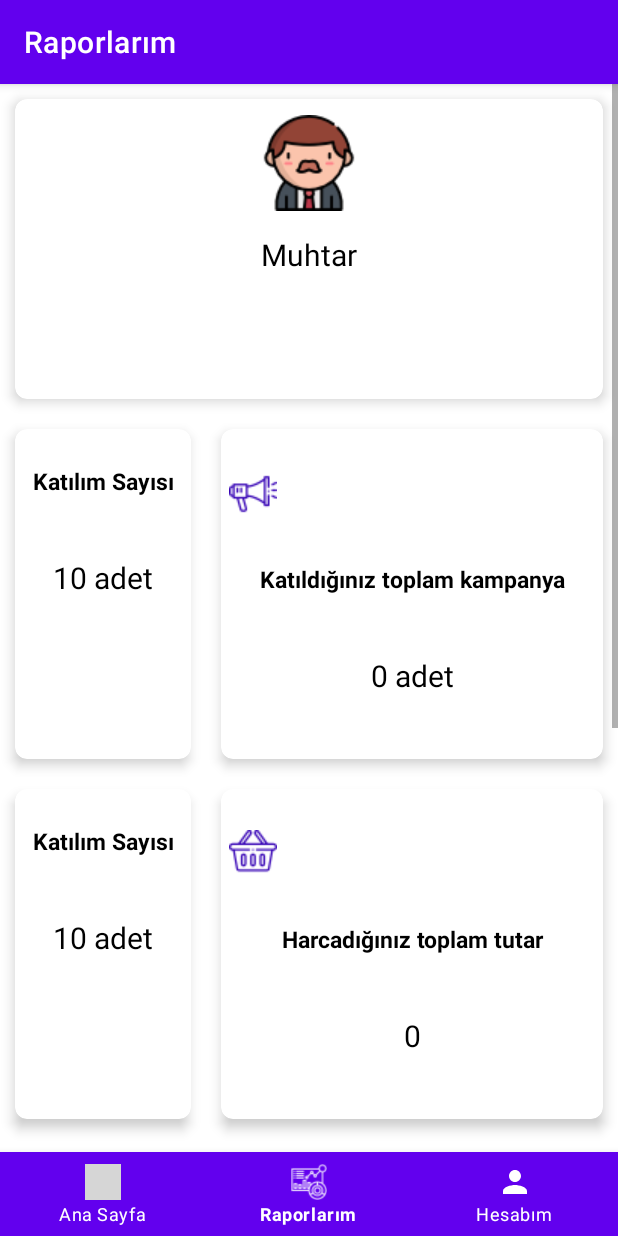
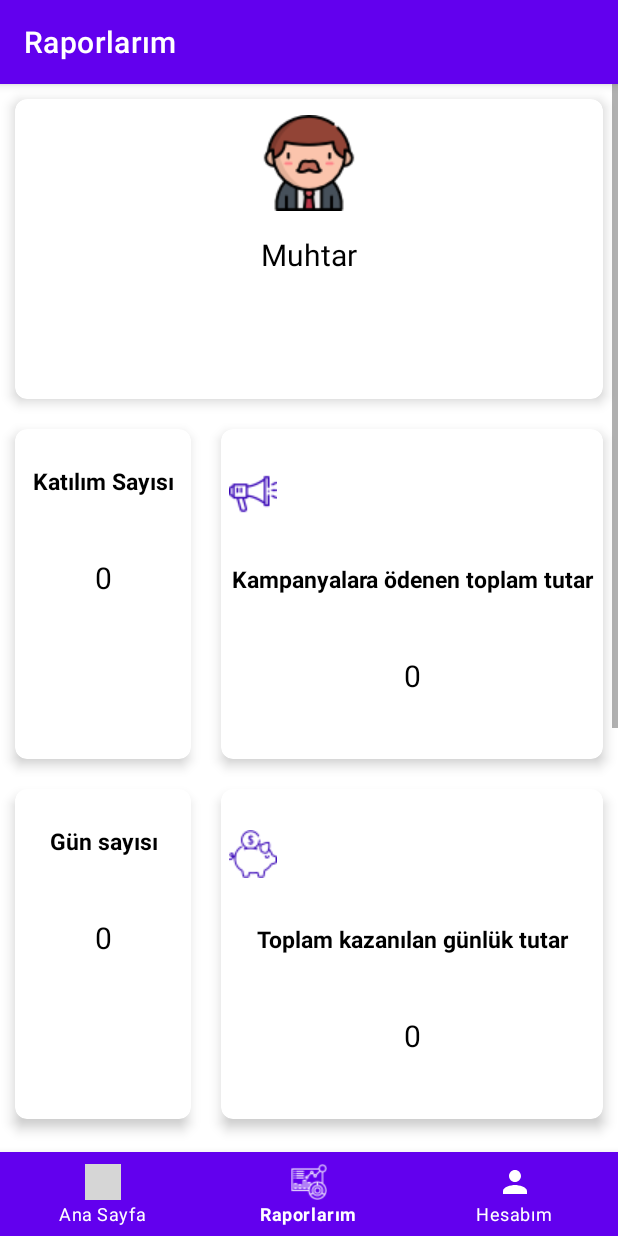
Before and after one commit to omerates760/appcentMyChallange, an Android app: the screen it shows after launch once a user with an empty profile is signed in (MainActivity), item 2 of the bottom bar chosen, on a phone screen of 412 x 824 dp. Run offline under Robolectric (Android 15) with nearby library versions, the light colour scheme and no system bars; our stand-ins replace Firebase (no records; nobody signed in at launch, a user with empty details on screens opened directly), navigation-ui; grey boxes are pictures that could not be loaded.

Commit message:
Project Completed

```diff
--- a/app/src/main/java/com/monofire/appcentchallange/db/ShareDb.kt
+++ b/app/src/main/java/com/monofire/appcentchallange/db/ShareDb.kt
@@ -99,20 +99,41 @@ object ShareDb {
                 editor.apply()
             }
             1 -> {
-                editor.putInt("diaryTotal", getDiaryCount(context) + price)
+                editor.putInt("diaryyCount", getdiaryyCount(context) + 1)
+                editor.putInt("diaryTotal", getDiaryTotal(context) + price)
                 editor.apply()
             }
             2 -> {
+                editor.putInt("infoCount", getInfooCount(context) + 1)
                 editor.putInt("infoTotal", getInfoCount(context) + price)
                 editor.apply()
             }
             3 -> {
-                editor.putInt("PredictionTotal", getPreCount(context) + price)
+                editor.putInt("PredictionCount", getPreeCount(context) + 1)
+                editor.putInt("PredictionTotal", getPreTotal(context) + price)
                 editor.apply()
             }
         }
 
 
+    }
+
+    private fun getPreeCount(context: Context): Int {
+        val sharedPreferences: SharedPreferences =
+            context.getSharedPreferences(PREF_NAME, PRIVATE_MODE)
+        return sharedPreferences.getInt("PredictionCount", 0)
+    }
+
+    private fun getInfooCount(context: Context): Int {
+        val sharedPreferences: SharedPreferences =
+            context.getSharedPreferences(PREF_NAME, PRIVATE_MODE)
+        return sharedPreferences.getInt("infoCount", 0)
+    }
+
+    private fun getdiaryyCount(context: Context): Int {
+        val sharedPreferences: SharedPreferences =
+            context.getSharedPreferences(PREF_NAME, PRIVATE_MODE)
+        return sharedPreferences.getInt("diaryyCount", 0)
     }
 
     private fun getCampaignBuyTotal(context: Context): Int {
@@ -128,7 +149,7 @@ object ShareDb {
     }
 
 
-    fun getDiaryCount(context: Context): Int {
+    fun getDiaryTotal(context: Context): Int {
         val sharedPreferences: SharedPreferences =
             context.getSharedPreferences(PREF_NAME, PRIVATE_MODE)
         return sharedPreferences.getInt("diaryTotal", 0)
@@ -140,7 +161,7 @@ object ShareDb {
         return sharedPreferences.getInt("infoTotal", 0)
     }
 
-    fun getPreCount(context: Context): Int {
+    fun getPreTotal(context: Context): Int {
         val sharedPreferences: SharedPreferences =
             context.getSharedPreferences(PREF_NAME, PRIVATE_MODE)
         return sharedPreferences.getInt("PredictionTotal", 0)
@@ -149,8 +170,16 @@ object ShareDb {
     fun countPrint(context: Context): Count {
 
         return Count(
-            getUserTotal(context), getCampaignBuyCount(context), getCampaignBuyTotal(context),
-            getInfoCount(context), getPreCount(context)
+            getUserTotal(context),
+            getCampaignBuyCount(context),
+            getCampaignBuyTotal(context),
+            getInfoCount(context),
+            getPreTotal(context),
+            getInfooCount(context),
+            getPreeCount(context),
+            getDiaryTotal(context),
+            getdiaryyCount(context)
+
         )
     }
 
--- a/app/src/main/java/com/monofire/appcentchallange/model/Count.kt
+++ b/app/src/main/java/com/monofire/appcentchallange/model/Count.kt
@@ -1,3 +1,3 @@
 package com.monofire.appcentchallange.model
 
-class Count(val total: Int, val campaign: Int, val totalBuy: Int, val info: Int, val pre: Int)
+class Count(val total: Int, val campaign: Int, val totalBuy: Int, val info: Int, val pre: Int,val infoCount:Int,val preCount:Int,val diaryTotal:Int,val diaryCount: Int)
--- a/app/src/main/java/com/monofire/appcentchallange/ui/HomeFragment.kt
+++ b/app/src/main/java/com/monofire/appcentchallange/ui/HomeFragment.kt
@@ -41,7 +41,7 @@ class HomeFragment : Fragment(), CampaignFetchListener {
             ShareDb.editUserTotal(requireContext(), 10)
             txtTotal.text =
                 "Toplam Bakiye: ${ShareDb.getUserTotal(requireContext())}"
-            ShareDb.setCount(requireContext(),1,0)
+            ShareDb.setCount(requireContext(),1,10)
         }
         txt_name.text = "Hoşgeldin ${ShareDb.getUserName(requireContext())} :)"
         txtTotal.text =
--- a/app/src/main/java/com/monofire/appcentchallange/ui/user/ReportsFragment.kt
+++ b/app/src/main/java/com/monofire/appcentchallange/ui/user/ReportsFragment.kt
@@ -22,8 +22,15 @@ class ReportsFragment : Fragment() {
     override fun onViewCreated(view: View, savedInstanceState: Bundle?) {
         super.onViewCreated(view, savedInstanceState)
         val reports: Count = ShareDb.countPrint(requireContext())
-        txtCampainCount.text = "${reports.campaign} adet"
+
+        txtCampainCount.text = "${reports.campaign}"
+
+        txtInfoCount.text = "${reports.infoCount}"
+        txtPreCount.text = "${reports.preCount}"
+        txtDaryCount.text = "${reports.diaryCount}"
+
         txtCampaignTotal.text = "${reports.totalBuy}"
+        txtDiaryTotal.text = "${reports.diaryTotal}"
         txtInfoTotal.text = "${reports.info}"
         txtPreTotal.text = "${reports.pre}"
 
--- a/app/src/main/res/layout/fragment_reports.xml
+++ b/app/src/main/res/layout/fragment_reports.xml
@@ -84,6 +84,89 @@
                     android:textSize="15sp"
                     android:textStyle="bold" />
                 <TextView
+                    android:id="@+id/txtCampainCount"
+                    android:layout_width="match_parent"
+                    android:layout_height="0dp"
+                    android:text="10 adet"
+                    android:layout_weight="3"
+                    android:gravity="center"
+                    android:textColor="@android:color/black"
+                    android:textSize="20sp"
+                    android:layout_margin="15dp"
+                    android:textStyle="normal" />
+
+            </LinearLayout>
+
+        </androidx.cardview.widget.CardView>
+        <androidx.cardview.widget.CardView
+            xmlns:app="http://schemas.android.com/apk/res-auto"
+            android:layout_margin="10dp"
+            android:layout_width="match_parent"
+            android:layout_height="220dp"
+            app:cardCornerRadius="8dp"
+            app:cardElevation="5dp">
+
+            <LinearLayout
+                android:layout_width="match_parent"
+                android:layout_height="match_parent"
+                android:weightSum="10"
+                android:layout_margin="5dp"
+                android:paddingBottom="10dp"
+                android:paddingTop="5dp"
+                android:orientation="vertical">
+
+                <TextView
+                    android:layout_width="match_parent"
+                    android:layout_height="0dp"
+                    android:text="Gün sayısı"
+                    android:layout_weight="3"
+                    android:gravity="center"
+                    android:textColor="@android:color/black"
+                    android:textSize="15sp"
+                    android:textStyle="bold" />
+                <TextView
+                    android:id="@+id/txtDaryCount"
+                    android:layout_width="match_parent"
+                    android:layout_height="0dp"
+                    android:text="10 gün"
+                    android:layout_weight="3"
+                    android:gravity="center"
+                    android:textColor="@android:color/black"
+                    android:textSize="20sp"
+                    android:layout_margin="15dp"
+                    android:textStyle="normal" />
+
+            </LinearLayout>
+
+        </androidx.cardview.widget.CardView>
+        <androidx.cardview.widget.CardView
+            xmlns:app="http://schemas.android.com/apk/res-auto"
+            android:layout_margin="10dp"
+            android:layout_width="match_parent"
+            android:layout_height="220dp"
+            app:cardCornerRadius="8dp"
+            app:cardElevation="5dp">
+
+            <LinearLayout
+                android:layout_width="match_parent"
+                android:layout_height="match_parent"
+                android:weightSum="10"
+                android:layout_margin="5dp"
+                android:paddingBottom="10dp"
+                android:paddingTop="5dp"
+                android:orientation="vertical">
+
+                <TextView
+                    android:layout_width="match_parent"
+                    android:layout_height="0dp"
+                    android:text="Katılım Sayısı"
+                    android:layout_weight="3"
+                    android:gravity="center"
+                    android:textColor="@android:color/black"
+                    android:textSize="15sp"
+                    android:textStyle="bold" />
+                <TextView
+                    android:id="@+id/txtInfoCount"
                     android:layout_width="match_parent"
                     android:layout_height="0dp"
                     android:text="10 adet"
@@ -124,86 +207,7 @@
                     android:textSize="15sp"
                     android:textStyle="bold" />
                 <TextView
-                    android:layout_width="match_parent"
-                    android:layout_height="0dp"
-                    android:text="10 adet"
-                    android:layout_weight="3"
-                    android:gravity="center"
-                    android:textColor="@android:color/black"
-                    android:textSize="20sp"
-                    android:layout_margin="15dp"
-                    android:textStyle="normal" />
-
-            </LinearLayout>
-
-        </androidx.cardview.widget.CardView>
-        <androidx.cardview.widget.CardView
-            xmlns:app="http://schemas.android.com/apk/res-auto"
-            android:layout_margin="10dp"
-            android:layout_width="match_parent"
-            android:layout_height="220dp"
-            app:cardCornerRadius="8dp"
-            app:cardElevation="5dp">
-
-            <LinearLayout
-                android:layout_width="match_parent"
-                android:layout_height="match_parent"
-                android:weightSum="10"
-                android:layout_margin="5dp"
-                android:paddingBottom="10dp"
-                android:paddingTop="5dp"
-                android:orientation="vertical">
-
-                <TextView
-                    android:layout_width="match_parent"
-                    android:layout_height="0dp"
-                    android:text="Katılım Sayısı"
-                    android:layout_weight="3"
-                    android:gravity="center"
-                    android:textColor="@android:color/black"
-                    android:textSize="15sp"
-                    android:textStyle="bold" />
-                <TextView
-                    android:layout_width="match_parent"
-                    android:layout_height="0dp"
-                    android:text="10 adet"
-                    android:layout_weight="3"
-                    android:gravity="center"
-                    android:textColor="@android:color/black"
-                    android:textSize="20sp"
-                    android:layout_margin="15dp"
-                    android:textStyle="normal" />
-
-            </LinearLayout>
-
-        </androidx.cardview.widget.CardView>
-        <androidx.cardview.widget.CardView
-            xmlns:app="http://schemas.android.com/apk/res-auto"
-            android:layout_margin="10dp"
-            android:layout_width="match_parent"
-            android:layout_height="220dp"
-            app:cardCornerRadius="8dp"
-            app:cardElevation="5dp">
-
-            <LinearLayout
-                android:layout_width="match_parent"
-                android:layout_height="match_parent"
-                android:weightSum="10"
-                android:layout_margin="5dp"
-                android:paddingBottom="10dp"
-                android:paddingTop="5dp"
-                android:orientation="vertical">
-
-                <TextView
-                    android:layout_width="match_parent"
-                    android:layout_height="0dp"
-                    android:text="Katılım Sayısı"
-                    android:layout_weight="3"
-                    android:gravity="center"
-                    android:textColor="@android:color/black"
-                    android:textSize="15sp"
-                    android:textStyle="bold" />
-                <TextView
+                    android:id="@+id/txtPreCount"
                     android:layout_width="match_parent"
                     android:layout_height="0dp"
                     android:text="10 adet"
@@ -250,14 +254,14 @@
                 <TextView
                     android:layout_width="match_parent"
                     android:layout_height="0dp"
-                    android:text="Katıldığınız toplam kampanya"
+                    android:text="Kampanyalara ödenen toplam tutar"
                     android:layout_weight="3"
                     android:gravity="center"
                     android:textColor="@android:color/black"
                     android:textSize="15sp"
                     android:textStyle="bold" />
                 <TextView
-                    android:id="@+id/txtCampainCount"
+                    android:id="@+id/txtCampaignTotal"
                     android:layout_width="match_parent"
                     android:layout_height="0dp"
                     android:text="10 adet"
@@ -293,19 +297,19 @@
                     android:layout_weight="4"
                     android:layout_width="wrap_content"
                     android:layout_height="0dp"
-                    android:src="@drawable/shopping_report" />
+                    android:src="@drawable/bank_report" />
 
                 <TextView
                     android:layout_width="match_parent"
                     android:layout_height="0dp"
-                    android:text="Harcadığınız toplam tutar"
+                    android:text="Toplam kazanılan günlük tutar"
                     android:layout_weight="3"
                     android:gravity="center"
                     android:textColor="@android:color/black"
                     android:textSize="15sp"
                     android:textStyle="bold" />
                 <TextView
-                    android:id="@+id/txtCampaignTotal"
+                    android:id="@+id/txtDiaryTotal"
                     android:layout_width="match_parent"
                     android:layout_height="0dp"
                     android:text="10 adet"
```
